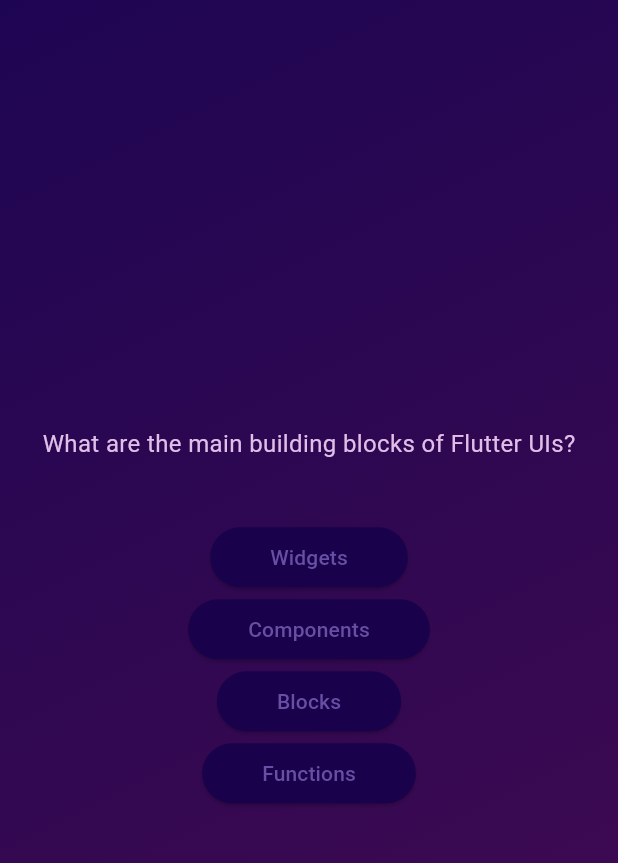
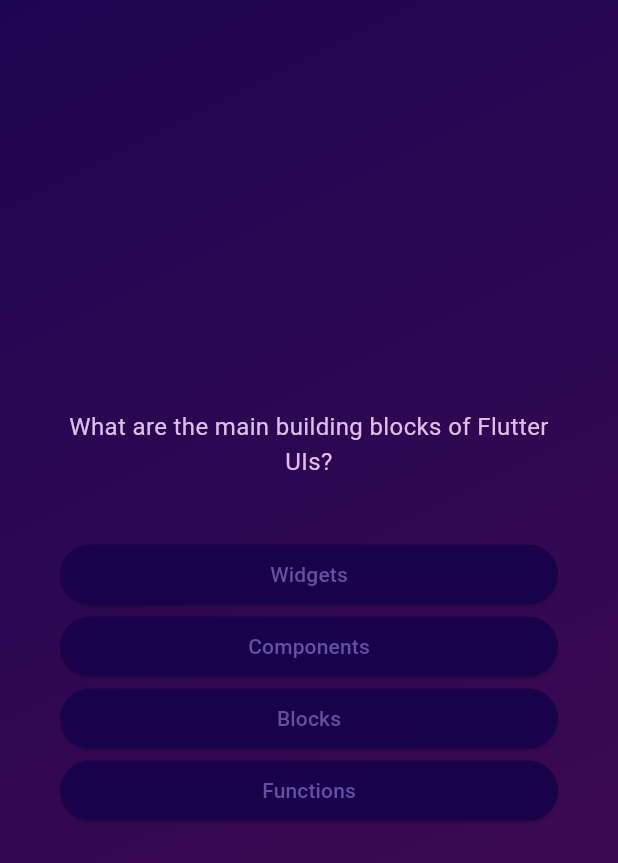
Before and after one commit to SheeloveDol/quiz_app_flutter, a Flutter app: the screen it shows after launch, after a tap on "Start Quiz", on a phone screen of 412 x 824 dp. Shown: the top 863 px of the screen. Run offline on Flutter 3.47's test engine with Material 3 defaults, Android fonts, the phone set to English and light mode, and no system bars.

Commit message:
Restyled buttons and question to be centered and stretch the horizontal axis

```diff
--- a/lib/questions_screen.dart
+++ b/lib/questions_screen.dart
@@ -18,13 +18,20 @@ class _QuestionsScreenState extends State<QuestionsScreen> {
 
     return SizedBox(
       width: double.infinity,
+      child: Container(
+        padding: const EdgeInsets.all(40),
         child: Column(
           mainAxisAlignment: MainAxisAlignment.center,
+          crossAxisAlignment: CrossAxisAlignment.stretch,
           children: [
             Text(
               currentQuestion
                   .question, // <-- This is the text of the first question
-            style: TextStyle(fontSize: 16, color: Colors.purple[100]),
+              style: TextStyle(
+                fontSize: 16,
+                color: Colors.purple[100],
+              ),
+              textAlign: TextAlign.center,
             ),
             const SizedBox(height: 40),
             ...currentQuestion.answers.map((answer) {
@@ -33,6 +40,7 @@ class _QuestionsScreenState extends State<QuestionsScreen> {
             })
           ],
         ),
+      ),
     );
   }
 }
```
Lines whose indentation alone changed are shown as unchanged.
